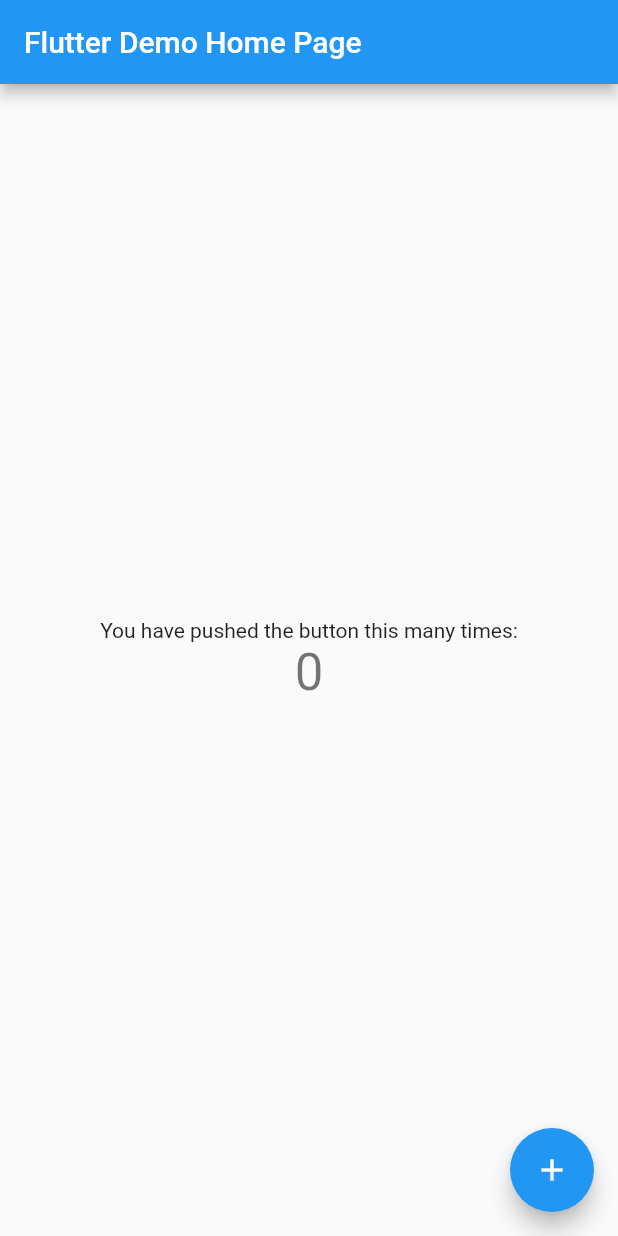
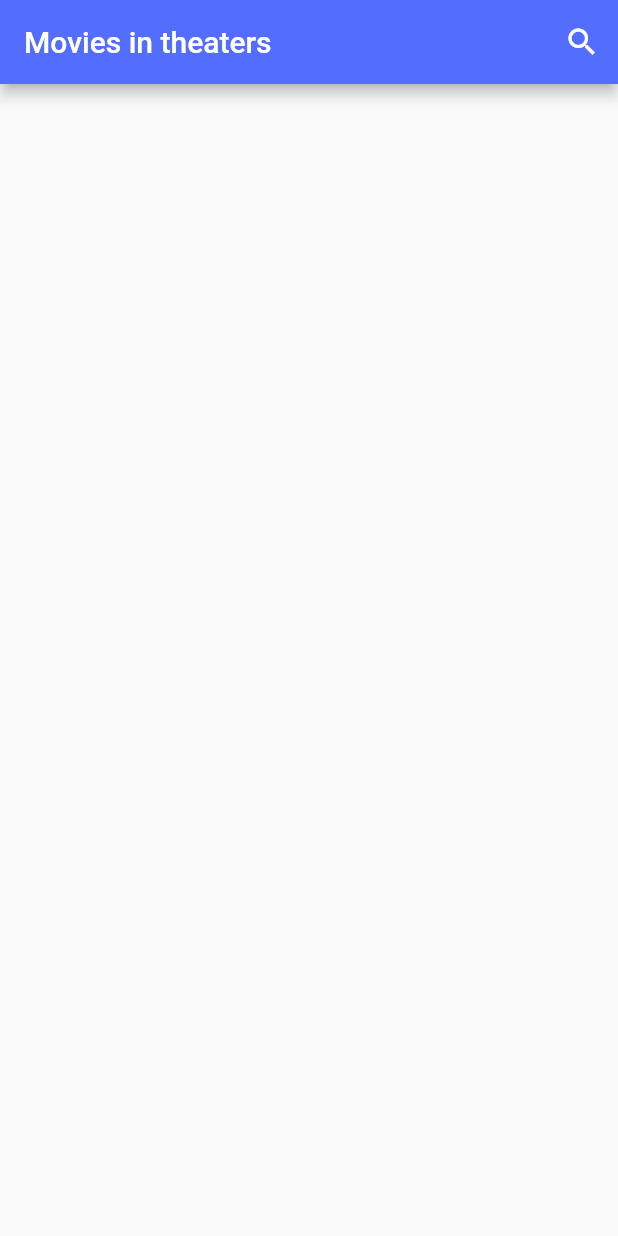
Before and after one commit to enylrad/Flutter-Movies, a Flutter app: the screen it shows after launch, on a phone screen of 412 x 824 dp. Run offline on Flutter 3.47's test engine with Material 2 defaults, Android fonts, the phone set to English and light mode, and no system bars; generated files the repository leaves out were written again.

Commit message:
implemented home implemented locale languages

```diff
--- /dev/null
+++ b/l10n.yaml
@@ -0,0 +1,3 @@
+arb-dir: lib/l10n
+template-arb-file: app_en.arb
+output-localization-file: app_localizations.dart
--- /dev/null
+++ b/lib/l10n/app_en.arb
@@ -0,0 +1,10 @@
+{
+  "appName": "Movies",
+  "@appName": {
+    "description": "App of application"
+  },
+  "homeTitle": "Movies in theaters",
+  "@homeTitle": {
+    "description": "Title of home page"
+  }
+}
--- /dev/null
+++ b/lib/l10n/app_es.arb
@@ -0,0 +1,4 @@
+{
+  "appName": "Películas",
+  "homeTitle": "Películas en los cines"
+}
--- a/lib/main.dart
+++ b/lib/main.dart
@@ -1,117 +1,22 @@
 import 'package:flutter/material.dart';
+import 'package:flutter_gen/gen_l10n/app_localizations.dart';
+import 'package:movies_flutter/src/routes/routes.dart';
 
 void main() {
   runApp(MyApp());
 }
 
 class MyApp extends StatelessWidget {
-  // This widget is the root of your application.
   @override
   Widget build(BuildContext context) {
     return MaterialApp(
-      title: 'Flutter Demo',
-      theme: ThemeData(
-        // This is the theme of your application.
-        //
-        // Try running your application with "flutter run". You'll see the
-        // application has a blue toolbar. Then, without quitting the app, try
-        // changing the primarySwatch below to Colors.green and then invoke
-        // "hot reload" (press "r" in the console where you ran "flutter run",
-        // or simply save your changes to "hot reload" in a Flutter IDE).
-        // Notice that the counter didn't reset back to zero; the application
-        // is not restarted.
-        primarySwatch: Colors.blue,
-        // This makes the visual density adapt to the platform that you run
-        // the app on. For desktop platforms, the controls will be smaller and
-        // closer together (more dense) than on mobile platforms.
-        visualDensity: VisualDensity.adaptivePlatformDensity,
-      ),
-      home: MyHomePage(title: 'Flutter Demo Home Page'),
+      debugShowCheckedModeBanner: false,
+      onGenerateTitle: (BuildContext context) => AppLocalizations.of(context).appName,
+      initialRoute: getDefaultRoute(),
+      routes: getApplicationRoutes(),
+      localizationsDelegates: AppLocalizations.localizationsDelegates,
+      supportedLocales: AppLocalizations.supportedLocales,
     );
   }
+
 }
-
-class MyHomePage extends StatefulWidget {
-  MyHomePage({Key key, this.title}) : super(key: key);
-
-  // This widget is the home page of your application. It is stateful, meaning
-  // that it has a State object (defined below) that contains fields that affect
-  // how it looks.
-
-  // This class is the configuration for the state. It holds the values (in this
-  // case the title) provided by the parent (in this case the App widget) and
-  // used by the build method of the State. Fields in a Widget subclass are
-  // always marked "final".
-
-  final String title;
-
-  @override
-  _MyHomePageState createState() => _MyHomePageState();
-}
-
-class _MyHomePageState extends State<MyHomePage> {
-  int _counter = 0;
-
-  void _incrementCounter() {
-    setState(() {
-      // This call to setState tells the Flutter framework that something has
-      // changed in this State, which causes it to rerun the build method below
-      // so that the display can reflect the updated values. If we changed
-      // _counter without calling setState(), then the build method would not be
-      // called again, and so nothing would appear to happen.
-      _counter++;
-    });
-  }
-
-  @override
-  Widget build(BuildContext context) {
-    // This method is rerun every time setState is called, for instance as done
-    // by the _incrementCounter method above.
-    //
-    // The Flutter framework has been optimized to make rerunning build methods
-    // fast, so that you can just rebuild anything that needs updating rather
-    // than having to individually change instances of widgets.
-    return Scaffold(
-      appBar: AppBar(
-        // Here we take the value from the MyHomePage object that was created by
-        // the App.build method, and use it to set our appbar title.
-        title: Text(widget.title),
-      ),
-      body: Center(
-        // Center is a layout widget. It takes a single child and positions it
-        // in the middle of the parent.
-        child: Column(
-          // Column is also a layout widget. It takes a list of children and
-          // arranges them vertically. By default, it sizes itself to fit its
-          // children horizontally, and tries to be as tall as its parent.
-          //
-          // Invoke "debug painting" (press "p" in the console, choose the
-          // "Toggle Debug Paint" action from the Flutter Inspector in Android
-          // Studio, or the "Toggle Debug Paint" command in Visual Studio Code)
-          // to see the wireframe for each widget.
-          //
-          // Column has various properties to control how it sizes itself and
-          // how it positions its children. Here we use mainAxisAlignment to
-          // center the children vertically; the main axis here is the vertical
-          // axis because Columns are vertical (the cross axis would be
-          // horizontal).
-          mainAxisAlignment: MainAxisAlignment.center,
-          children: <Widget>[
-            Text(
-              'You have pushed the button this many times:',
-            ),
-            Text(
-              '$_counter',
-              style: Theme.of(context).textTheme.headline4,
-            ),
-          ],
-        ),
-      ),
-      floatingActionButton: FloatingActionButton(
-        onPressed: _incrementCounter,
-        tooltip: 'Increment',
-        child: Icon(Icons.add),
-      ), // This trailing comma makes auto-formatting nicer for build methods.
-    );
-  }
-}
--- /dev/null
+++ b/lib/src/pages/home_page.dart
@@ -0,0 +1,35 @@
+import 'package:flutter/material.dart';
+import 'package:flutter_gen/gen_l10n/app_localizations.dart';
+
+class HomePage extends StatelessWidget {
+  static final route = '/';
+
+  @override
+  Widget build(BuildContext context) {
+    return Scaffold(
+      appBar: AppBar(
+        title: Text(AppLocalizations
+            .of(context)
+            .homeTitle),
+        backgroundColor: Colors.indigoAccent,
+        actions: [
+          IconButton(
+            icon: Icon(Icons.search),
+            onPressed: () {},
+          )
+        ],
+      ),
+      body: Container(
+        child: Column(
+          children: [
+            _swiperCards()
+          ],
+        ),
+      ),
+    );
+  }
+
+  Widget _swiperCards() {
+    return Container();
+  }
+}
--- /dev/null
+++ b/lib/src/routes/routes.dart
@@ -0,0 +1,9 @@
+import 'package:flutter/material.dart';
+import 'package:movies_flutter/src/pages/home_page.dart';
+
+Map<String, WidgetBuilder> getApplicationRoutes() {
+  return <String, WidgetBuilder>{
+    HomePage.route: (BuildContext context) => HomePage(),
+  };
+}
+String getDefaultRoute() => HomePage.route;
--- a/pubspec.yaml
+++ b/pubspec.yaml
@@ -23,6 +23,9 @@
 dependencies:
   flutter:
     sdk: flutter
+  flutter_localizations:
+    sdk: flutter
+  intl: ^0.16.1
 
 
   # The following adds the Cupertino Icons font to your application.
@@ -43,6 +46,7 @@
   # included with your application, so that you can use the icons in
   # the material Icons class.
   uses-material-design: true
+  generate: true
 
   # To add assets to your application, add an assets section, like this:
   # assets:
```
Also changed, not shown: pubspec.lock, 1 other file.
